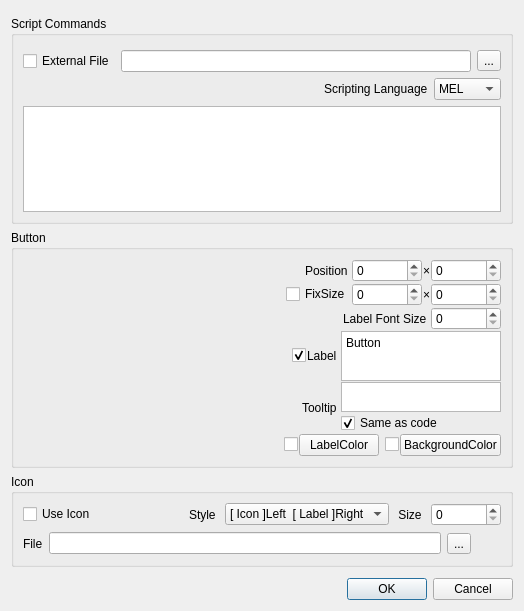
Qt form Contents/scripts/sishelf/gui/button_setting.ui (mochio326/SiShelf) before a commit.
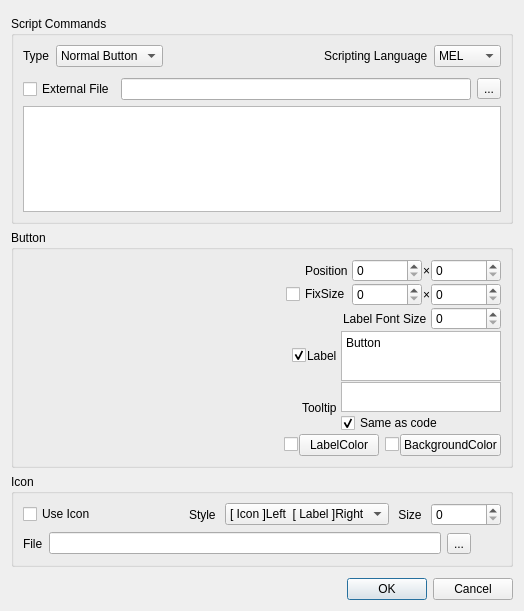
The same form after that commit.

Commit message: メニューボタン形式に対応

Patch:
```diff
--- a/Contents/scripts/sishelf/gui/button_setting.ui
+++ b/Contents/scripts/sishelf/gui/button_setting.ui
@@ -46,9 +46,20 @@
           <string>Script Commands</string>
          </property>
          <layout class="QGridLayout" name="gridLayout_2">
-          <item row="1" column="0">
-           <layout class="QVBoxLayout" name="verticalLayout_4">
-            <property name="topMargin">
+          <item row="0" column="0">
+           <layout class="QHBoxLayout" name="horizontalLayout_13">
+            <property name="spacing">
+             <number>6</number>
+            </property>
+            <property name="rightMargin">
+             <number>0</number>
+            </property>
+            <item>
+             <layout class="QVBoxLayout" name="menulist_layout"/>
+            </item>
+            <item>
+             <layout class="QVBoxLayout" name="verticalLayout_7">
+              <property name="bottomMargin">
              <number>0</number>
             </property>
             <item>
@@ -56,6 +67,45 @@
               <property name="spacing">
                <number>6</number>
               </property>
+                <item>
+                 <widget class="QLabel" name="label_type">
+                  <property name="text">
+                   <string>Type</string>
+                  </property>
+                 </widget>
+                </item>
+                <item>
+                 <widget class="QComboBox" name="combo_type">
+                  <property name="minimumSize">
+                   <size>
+                    <width>100</width>
+                    <height>0</height>
+                   </size>
+                  </property>
+                  <property name="maximumSize">
+                   <size>
+                    <width>16777215</width>
+                    <height>16777215</height>
+                   </size>
+                  </property>
+                  <property name="sizeIncrement">
+                   <size>
+                    <width>0</width>
+                    <height>0</height>
+                   </size>
+                  </property>
+                  <item>
+                   <property name="text">
+                    <string>Normal Button</string>
+                   </property>
+                  </item>
+                  <item>
+                   <property name="text">
+                    <string>Menu Button</string>
+                   </property>
+                  </item>
+                 </widget>
+                </item>
               <item>
                <spacer name="horizontalSpacer">
                 <property name="orientation">
@@ -93,6 +143,35 @@
              </layout>
             </item>
             <item>
+               <layout class="QHBoxLayout" name="horizontalLayout_10">
+                <property name="topMargin">
+                 <number>5</number>
+                </property>
+                <item>
+                 <widget class="QCheckBox" name="checkbox_externalfile">
+                  <property name="text">
+                   <string>External File</string>
+                  </property>
+                 </widget>
+                </item>
+                <item>
+                 <widget class="QLineEdit" name="line_externalfile"/>
+                </item>
+                <item>
+                 <widget class="QToolButton" name="button_externalfile">
+                  <property name="text">
+                   <string>...</string>
+                  </property>
+                 </widget>
+                </item>
+               </layout>
+              </item>
+              <item>
+               <layout class="QVBoxLayout" name="verticalLayout_4">
+                <property name="topMargin">
+                 <number>0</number>
+                </property>
+                <item>
              <widget class="QTextEdit" name="text_script_code">
               <property name="sizePolicy">
                <sizepolicy hsizetype="Expanding" vsizetype="Expanding">
@@ -107,27 +186,7 @@
             </item>
            </layout>
           </item>
-          <item row="0" column="0">
-           <layout class="QHBoxLayout" name="horizontalLayout_10">
-            <property name="topMargin">
-             <number>5</number>
-            </property>
-            <item>
-             <widget class="QCheckBox" name="checkbox_externalfile">
-              <property name="text">
-               <string>External File</string>
-              </property>
-             </widget>
-            </item>
-            <item>
-             <widget class="QLineEdit" name="line_externalfile"/>
-            </item>
-            <item>
-             <widget class="QToolButton" name="button_externalfile">
-              <property name="text">
-               <string>...</string>
-              </property>
-             </widget>
+             </layout>
             </item>
            </layout>
           </item>
```
Lines whose indentation alone changed are shown as unchanged. The commit also changes 4 other files.
